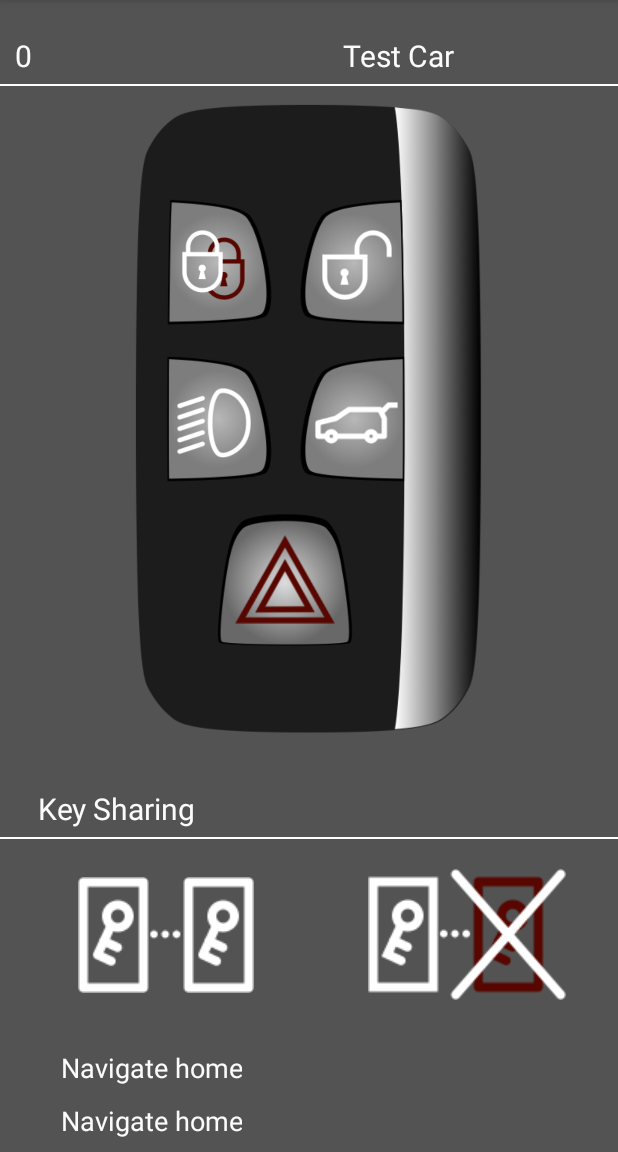
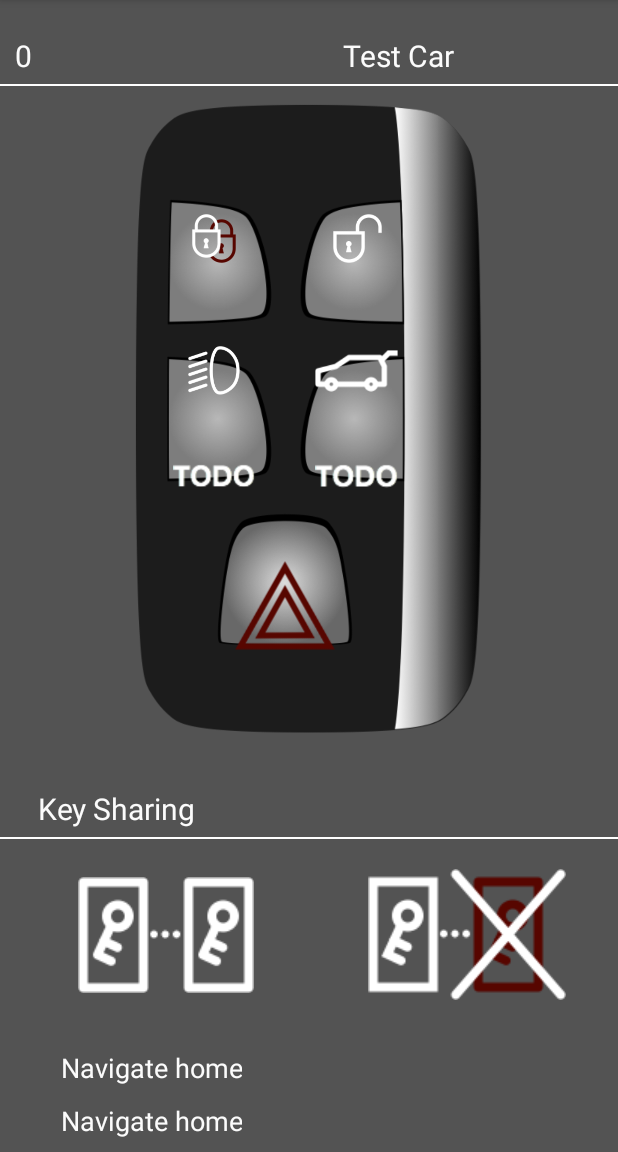
Before and after one commit to PDXostc/rvi_mobile_unlock, an Android app: the fragment LockActivityFragment shown on its own in the app's theme, on a phone screen of 412 x 824 dp, the part 84-1236 px from its top. Run offline under Robolectric (Android 15) with nearby library versions, the phone set to English and light mode, and no system bars; 1 statement that could not run was skipped.

Commit message:
Added start/stop pngs, state list drawables, and moved the buttons into the fob layout, and uncommented the xml elements, in case we or others want the start/stop functionality in the future, the cleaned up UI will work relatively easily.

```diff
--- a/app/src/main/res/drawable/panic_button.xml
+++ b/app/src/main/res/drawable/panic_button.xml
@@ -2,6 +2,6 @@
 <selector xmlns:android="http://schemas.android.com/apk/res/android">
     <item android:drawable="@drawable/panic_highlighted" android:state_pressed="true"/>
     <item android:drawable="@drawable/panic_disabled" android:state_enabled="false"/>
-    <item android:drawable="@drawable/panic_on" android:state_checked="true"/>
+    <item android:drawable="@drawable/panic_on" android:state_selected="true"/>
     <item android:drawable="@drawable/panic"/>
 </selector>
--- /dev/null
+++ b/app/src/main/res/drawable/start_button.xml
@@ -0,0 +1,6 @@
+<?xml version="1.0" encoding="utf-8"?>
+<selector xmlns:android="http://schemas.android.com/apk/res/android">
+    <item android:drawable="@drawable/start_highlighted" android:state_pressed="true"/>
+    <item android:drawable="@drawable/start_disabled" android:state_enabled="false"/>
+    <item android:drawable="@drawable/start"/>
+</selector>
--- /dev/null
+++ b/app/src/main/res/drawable/stop_button.xml
@@ -0,0 +1,6 @@
+<?xml version="1.0" encoding="utf-8"?>
+<selector xmlns:android="http://schemas.android.com/apk/res/android">
+    <item android:drawable="@drawable/stop_highlighted" android:state_pressed="true"/>
+    <item android:drawable="@drawable/stop_disabled" android:state_enabled="false"/>
+    <item android:drawable="@drawable/stop"/>
+</selector>
--- a/app/src/main/res/layout/fragment_lock.xml
+++ b/app/src/main/res/layout/fragment_lock.xml
@@ -26,16 +26,16 @@
         <TextView
             android:id="@+id/userheader"
             android:layout_width="0dp"
+            android:layout_height="wrap_content"
             android:layout_weight="1"
-            android:layout_height="wrap_content"
             android:layout_marginRight="25dp"
+            android:layout_marginLeft="10dp"
+            android:paddingBottom="5dp"
+            android:paddingTop="10dp"
+            android:layout_gravity="bottom"
             android:text="User: "
-            android:layout_marginLeft="10dp"
             android:textColor="@color/white"
-            android:layout_gravity="bottom"
-            android:textSize="20dp"
-            android:paddingTop="10dp"
-            android:paddingBottom="5dp"/>
+            android:textSize="20dp"/>
 
 
         <TextView
@@ -93,21 +93,18 @@
                     android:layout_width="0dp"
                     android:layout_height="match_parent"
                     android:layout_weight="42"/>
-            <!--android:background="#ff0000"-->
 
             <LinearLayout
                     android:orientation="vertical"
                     android:layout_width="0dp"
                     android:layout_height="match_parent"
                     android:layout_weight="302">
-                <!--android:background="#00ff00"-->
 
 
                 <View
                         android:layout_width="match_parent"
                         android:layout_height="0dp"
                         android:layout_weight="121"/>
-                <!--android:background="#ffff00"-->
 
                 <LinearLayout
                         android:orientation="horizontal"
@@ -158,17 +155,17 @@
                         android:layout_width="match_parent"
                         android:layout_height="0dp"
                         android:layout_weight="41"/>
-                <!--android:background="#ff00ff"-->
 
                 <LinearLayout
+                        android:id="@+id/trunk_find_row"
                         android:orientation="horizontal"
                         android:layout_width="match_parent"
                         android:layout_height="0dp"
                         android:layout_weight="159">
 
                     <ImageButton
+                            android:id="@+id/find"
                             android:background="#00000000"
-                            android:id="@+id/find"
                             android:layout_width="0dp"
                             android:layout_height="match_parent"
                             android:layout_weight="132"
@@ -188,7 +185,6 @@
                             android:layout_weight="38"/>
 
                     <ImageButton
-                            android:background="#00000000"
                             android:id="@+id/trunk"
                             android:layout_width="0dp"
                             android:layout_height="match_parent"
@@ -199,9 +195,57 @@
                             android:paddingStart="10dp"
                             android:paddingRight="5dp"
                             android:paddingEnd="5dp"
+                            android:background="#00000000"
                             android:scaleType="centerInside"
                             android:src="@drawable/trunk_button"
                             android:contentDescription="@string/trunk"/>
+
+
+                </LinearLayout>
+
+                <LinearLayout
+                        android:id="@+id/engine_row"
+                        android:orientation="horizontal"
+                        android:layout_width="match_parent"
+                        android:layout_height="0dp"
+                        android:layout_weight="159">
+
+                    <ImageButton
+                            android:background="#00000000"
+                            android:id="@+id/start"
+                            android:layout_width="0dp"
+                            android:layout_height="match_parent"
+                            android:layout_weight="132"
+                            android:paddingTop="22dp"
+                            android:paddingBottom="15dp"
+                            android:paddingLeft="5dp"
+                            android:paddingStart="5dp"
+                            android:paddingRight="10dp"
+                            android:paddingEnd="10dp"
+                            android:scaleType="centerInside"
+                            android:src="@drawable/start_button"
+                            android:contentDescription="@string/start"/>
+
+                    <View
+                            android:layout_width="0dp"
+                            android:layout_height="match_parent"
+                            android:layout_weight="38"/>
+
+                    <ImageButton
+                            android:background="#00000000"
+                            android:id="@+id/stop"
+                            android:layout_width="0dp"
+                            android:layout_height="match_parent"
+                            android:layout_weight="132"
+                            android:paddingTop="22dp"
+                            android:paddingBottom="15dp"
+                            android:paddingLeft="10dp"
+                            android:paddingStart="10dp"
+                            android:paddingRight="5dp"
+                            android:paddingEnd="5dp"
+                            android:scaleType="centerInside"
+                            android:src="@drawable/stop_button"
+                            android:contentDescription="@string/stop"/>
 
 
                 </LinearLayout>
@@ -210,7 +254,6 @@
                         android:layout_width="match_parent"
                         android:layout_height="0dp"
                         android:layout_weight="42"/>
-                <!--android:background="#00ffff"-->
 
                 <LinearLayout
                         android:orientation="horizontal"
@@ -250,7 +293,6 @@
                         android:layout_width="match_parent"
                         android:layout_height="0dp"
                         android:layout_weight="111"/>
-                <!--android:background="#ffff99"-->
 
             </LinearLayout>
 
@@ -259,7 +301,6 @@
                     android:layout_height="match_parent"
                     android:layout_weight="98"
                     android:contentDescription="@string/keyfob_logo"/>
-            <!--android:background="#0000ff"-->
         </LinearLayout>
 
 
```
Also changed, not shown: app/src/main/java/com/jaguarlandrover/auto/remote/vehicleentry/LockActivityFragment.java (+73 -67 lines), app/src/main/res/drawable/start.png, app/src/main/res/drawable/start_disabled.png (added), app/src/main/res/drawable/start_highlighted.png (added), app/src/main/res/drawable/stop.png, app/src/main/res/drawable/stop_disabled.png (added), app/src/main/res/drawable/stop_highlighted.png (added).
